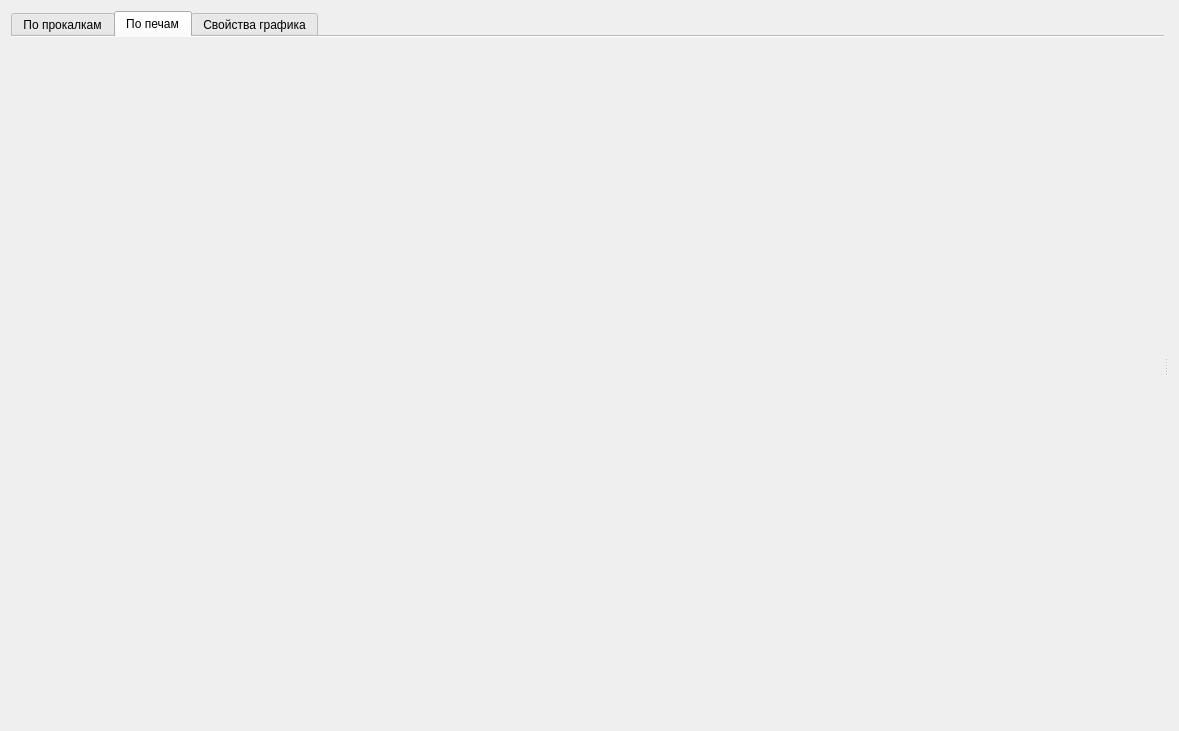
This is formgraph.ui in Sergeyego/proc as Qt 5 draws it before an edit. The edited form follows.
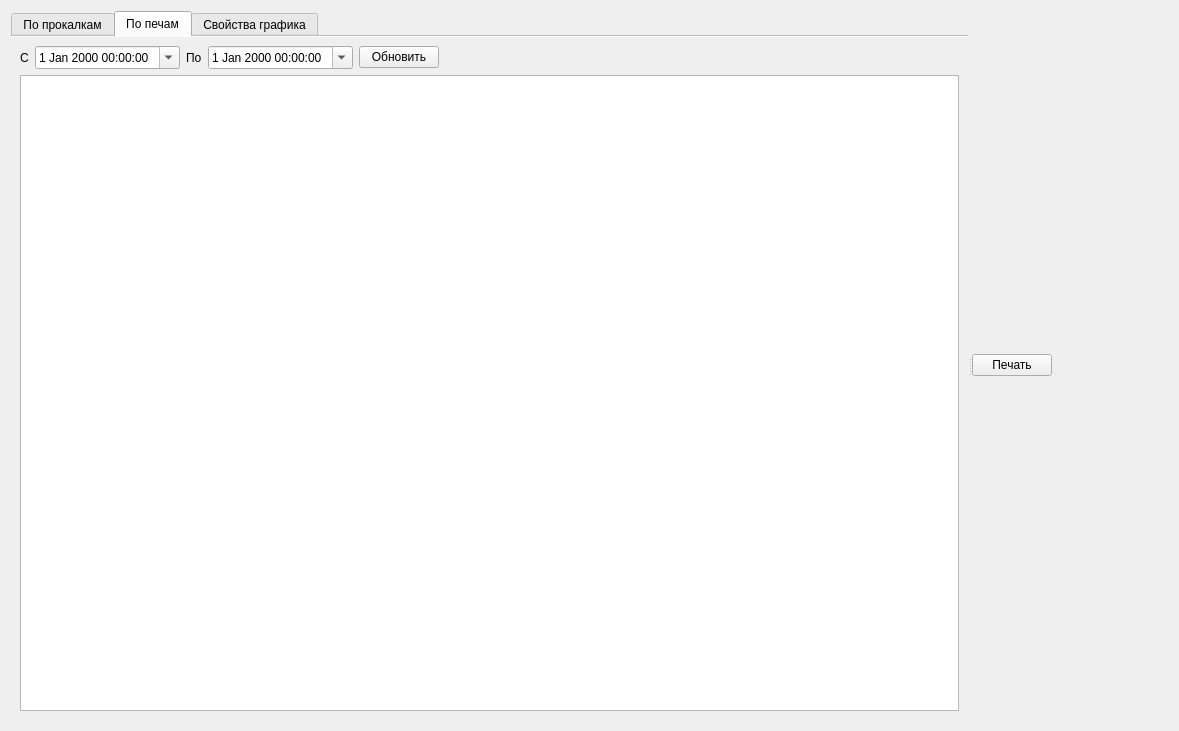
This is the edited form. The open tabs and pages were chosen to show the change. Custom widgets are drawn as their Qt base class.

Diff of the .ui file:
```diff
--- a/formgraph.ui
+++ b/formgraph.ui
@@ -261,6 +261,73 @@
        <attribute name="title">
         <string>По печам</string>
        </attribute>
+       <layout class="QVBoxLayout" name="verticalLayout_4">
+        <item>
+         <layout class="QHBoxLayout" name="horizontalLayout_3">
+          <item>
+           <widget class="QLabel" name="label_13">
+            <property name="text">
+             <string>С</string>
+            </property>
+           </widget>
+          </item>
+          <item>
+           <widget class="QDateTimeEdit" name="dateTimeEditBeg">
+            <property name="calendarPopup">
+             <bool>true</bool>
+            </property>
+           </widget>
+          </item>
+          <item>
+           <widget class="QLabel" name="label_14">
+            <property name="text">
+             <string>По</string>
+            </property>
+           </widget>
+          </item>
+          <item>
+           <widget class="QDateTimeEdit" name="dateTimeEditEnd">
+            <property name="calendarPopup">
+             <bool>true</bool>
+            </property>
+           </widget>
+          </item>
+          <item>
+           <widget class="QPushButton" name="pushButtonOven">
+            <property name="text">
+             <string>Обновить</string>
+            </property>
+           </widget>
+          </item>
+          <item>
+           <spacer name="horizontalSpacer_4">
+            <property name="orientation">
+             <enum>Qt::Horizontal</enum>
+            </property>
+            <property name="sizeHint" stdset="0">
+             <size>
+              <width>40</width>
+              <height>20</height>
+             </size>
+            </property>
+           </spacer>
+          </item>
+         </layout>
+        </item>
+        <item>
+         <widget class="TableView" name="tableViewOven">
+          <property name="selectionMode">
+           <enum>QAbstractItemView::SingleSelection</enum>
+          </property>
+          <property name="selectionBehavior">
+           <enum>QAbstractItemView::SelectRows</enum>
+          </property>
+          <attribute name="verticalHeaderVisible">
+           <bool>false</bool>
+          </attribute>
+         </widget>
+        </item>
+       </layout>
       </widget>
       <widget class="QWidget" name="tab_3">
        <attribute name="title">
@@ -290,7 +357,41 @@
       </widget>
      </widget>
      <widget class="QWidget" name="verticalLayoutWidget">
-      <layout class="QVBoxLayout" name="verticalLayoutPlot"/>
+      <layout class="QVBoxLayout" name="verticalLayoutPlot">
+       <item>
+        <layout class="QHBoxLayout" name="horizontalLayout_5">
+         <property name="sizeConstraint">
+          <enum>QLayout::SetMaximumSize</enum>
+         </property>
+         <item>
+          <widget class="QPushButton" name="pushButtonPrint">
+           <property name="sizePolicy">
+            <sizepolicy hsizetype="Maximum" vsizetype="Fixed">
+             <horstretch>0</horstretch>
+             <verstretch>0</verstretch>
+            </sizepolicy>
+           </property>
+           <property name="text">
+            <string>Печать</string>
+           </property>
+          </widget>
+         </item>
+         <item>
+          <spacer name="horizontalSpacer_5">
+           <property name="orientation">
+            <enum>Qt::Horizontal</enum>
+           </property>
+           <property name="sizeHint" stdset="0">
+            <size>
+             <width>40</width>
+             <height>20</height>
+            </size>
+           </property>
+          </spacer>
+         </item>
+        </layout>
+       </item>
+      </layout>
      </widget>
     </widget>
    </item>
@@ -302,6 +403,16 @@
    <extends>QTableView</extends>
    <header>db/dbviewer.h</header>
   </customwidget>
+  <customwidget>
+   <class>DbDateTimeEdit</class>
+   <extends>QDateTimeEdit</extends>
+   <header>db/dbdateedit.h</header>
+  </customwidget>
+  <customwidget>
+   <class>TableView</class>
+   <extends>QTableView</extends>
+   <header>olap/tableview.h</header>
+  </customwidget>
  </customwidgets>
  <resources/>
  <connections/>
```
Left out of the diff: 96 changed lines with no effect on the pictures.
